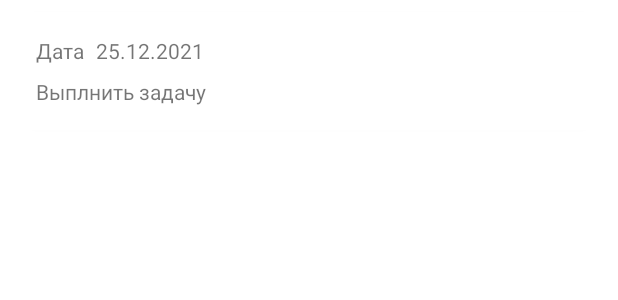
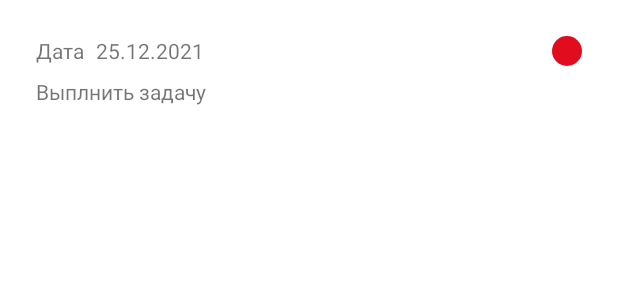
Before and after one commit to AlexRyzhickov/Finance-education-app, an Android app: the layout goal_layout.xml on its own in the app's theme, with its tools: preview values and no code run, on a phone screen of 412 x 824 dp. Shown: the top 300 px of the screen. Run offline under Robolectric (Android 15) with nearby library versions, the phone set to English and light mode, and no system bars.

Commit message:
update goals

```diff
--- /dev/null
+++ b/app/src/main/res/drawable/green_circle.xml
@@ -0,0 +1,5 @@
+<shape xmlns:android="http://schemas.android.com/apk/res/android"
+    android:shape="oval">
+    <solid
+        android:color="#00DF30"/>
+</shape>
--- /dev/null
+++ b/app/src/main/res/drawable/red_circle.xml
@@ -0,0 +1,5 @@
+<shape xmlns:android="http://schemas.android.com/apk/res/android"
+    android:shape="oval">
+    <solid
+        android:color="#E10D1E"/>
+</shape>
--- a/app/src/main/res/layout/goal_layout.xml
+++ b/app/src/main/res/layout/goal_layout.xml
@@ -43,5 +43,16 @@
             app:layout_constraintStart_toStartOf="@+id/goal_date_title"
             app:layout_constraintTop_toBottomOf="@+id/goal_date_title" />
 
+        <ImageView
+            android:id="@+id/goal_status"
+            android:layout_width="0dp"
+            android:layout_height="20dp"
+            android:layout_marginEnd="16dp"
+            app:layout_constraintBottom_toBottomOf="@+id/goal_date"
+            app:layout_constraintDimensionRatio="w,1:1"
+            app:layout_constraintEnd_toEndOf="parent"
+            app:layout_constraintTop_toTopOf="@+id/goal_date"
+            app:srcCompat="@drawable/red_circle" />
+
     </androidx.constraintlayout.widget.ConstraintLayout>
 </androidx.cardview.widget.CardView>
```
Also changed, not shown: app/src/main/java/com/atex/financeeducation/adapters/GoalsAdapter.kt (+9 -1 lines).
